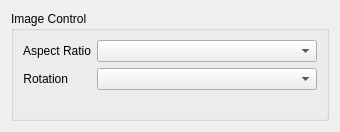
Qt form client/nx_client_desktop/src/nx/client/desktop/resource_properties/camera/legacy_image_control_widget.ui (networkoptix/nx_open) before a commit.
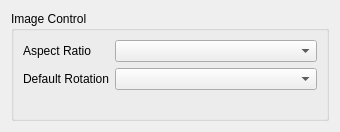
The same form after that commit.

Commit message:
VMS-9241: Replaced "Rotation" with "Default Rotation" in Image Controls and removed "Auto" rotation
<==== Mercurial data ====>
Branch: vms

Diff of the .ui file:
```diff
--- a/client/nx_client_desktop/src/nx/client/desktop/resource_properties/camera/legacy_image_control_widget.ui
+++ b/client/nx_client_desktop/src/nx/client/desktop/resource_properties/camera/legacy_image_control_widget.ui
@@ -36,7 +36,7 @@
       <item row="1" column="0">
        <widget class="QLabel" name="rotationLabel">
         <property name="text">
-         <string>Rotation</string>
+         <string>Default Rotation</string>
         </property>
         <property name="alignment">
          <set>Qt::AlignRight|Qt::AlignTrailing|Qt::AlignVCenter</set>
```
The commit also changes 3 other files.
